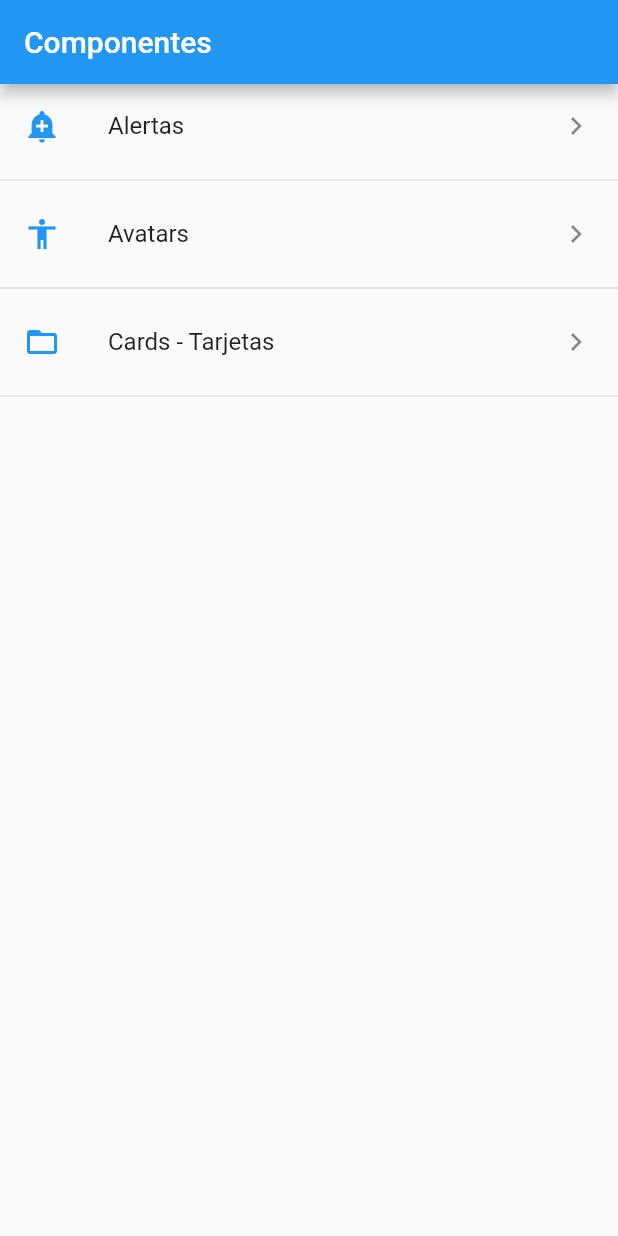
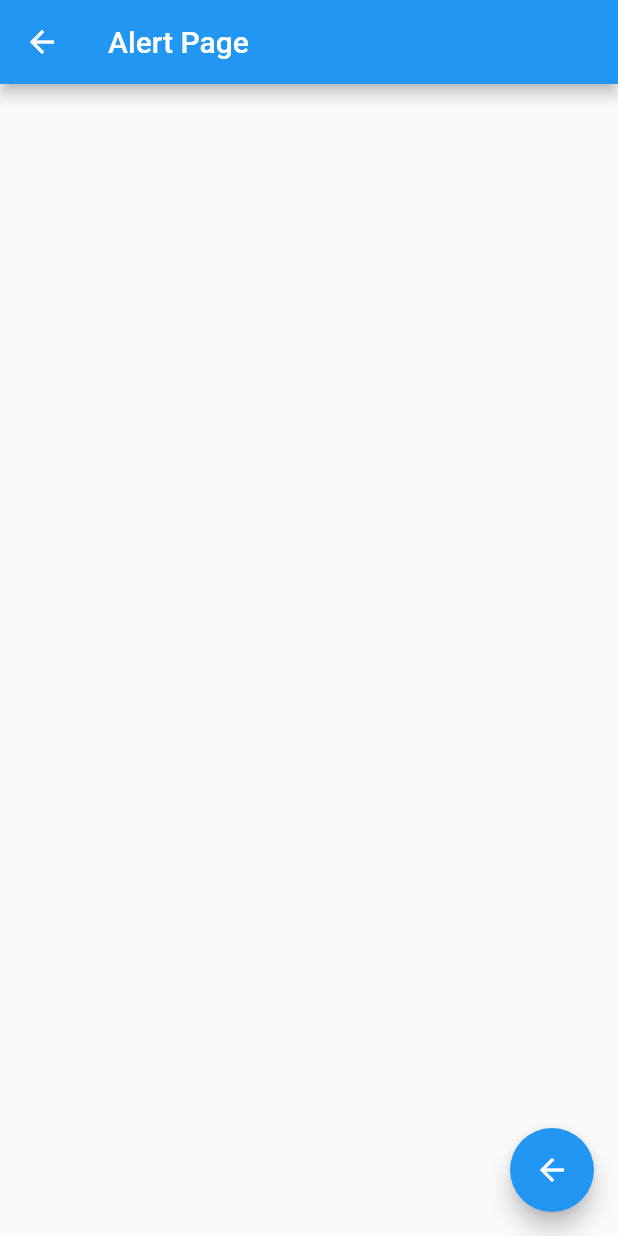
Before and after one commit to Gregoriomiqui/fluttersComponents, a Flutter app: the screen it shows after launch, after a tap on "Alertas", on a phone screen of 412 x 824 dp. Run offline on Flutter 3.47's test engine with Material 2 defaults, Android fonts, the phone set to English and light mode, and no system bars.

Commit message:
navegar a una pantalla

```diff
--- /dev/null
+++ b/lib/src/pages/alert_page.dart
@@ -0,0 +1,20 @@
+import 'package:flutter/material.dart';
+
+
+class AlertPage extends StatelessWidget {
+
+  @override
+  Widget build(BuildContext context) {
+    return Scaffold(
+      appBar: AppBar(
+        title: Text('Alert Page')
+      ),
+      floatingActionButton: FloatingActionButton(
+        child: Icon(Icons.arrow_back),
+        onPressed: (){
+          Navigator.pop(context);
+        },
+      ),
+    );
+  }
+}
--- /dev/null
+++ b/lib/src/pages/avatar_page.dart
@@ -0,0 +1,14 @@
+import 'package:flutter/material.dart';
+
+
+class AlertPage extends StatelessWidget {
+
+  @override
+  Widget build(BuildContext context) {
+    return Scaffold(
+      appBar: AppBar(
+        title: Text('Alert Page')
+      )
+    );
+  }
+}
--- a/lib/src/pages/hom_page.dart
+++ b/lib/src/pages/hom_page.dart
@@ -1,6 +1,8 @@
 import 'package:flutter/material.dart';
 import 'package:flutters_components/src/providers/menu_providers.dart';
 import 'package:flutters_components/src/utils/icono_string_util.dart';
+
+import 'alert_page.dart';
 
 class HomePage extends StatelessWidget {
   const HomePage({Key key}) : super(key: key);
@@ -24,13 +26,13 @@ class HomePage extends StatelessWidget {
       builder: ((context, AsyncSnapshot<List<dynamic>> snapshot) {
 
         return ListView(
-          children: _listaItems(snapshot.data),
+          children: _listaItems(snapshot.data, context),
         );
       }),
     );
   }
 
-  List<Widget> _listaItems( List<dynamic> data ) {
+  List<Widget> _listaItems( List<dynamic> data, BuildContext context) {
 
    return data.map((elem){
       return Column(
@@ -40,6 +42,12 @@ class HomePage extends StatelessWidget {
             leading: getIcon(elem['icon']),
             trailing: Icon(Icons.keyboard_arrow_right),
             onTap: (){
+
+              final route = MaterialPageRoute(
+                builder: ( context ) => AlertPage()
+              );
+              Navigator.push(context, route);
+
             },
           ),
           Divider(),
```
